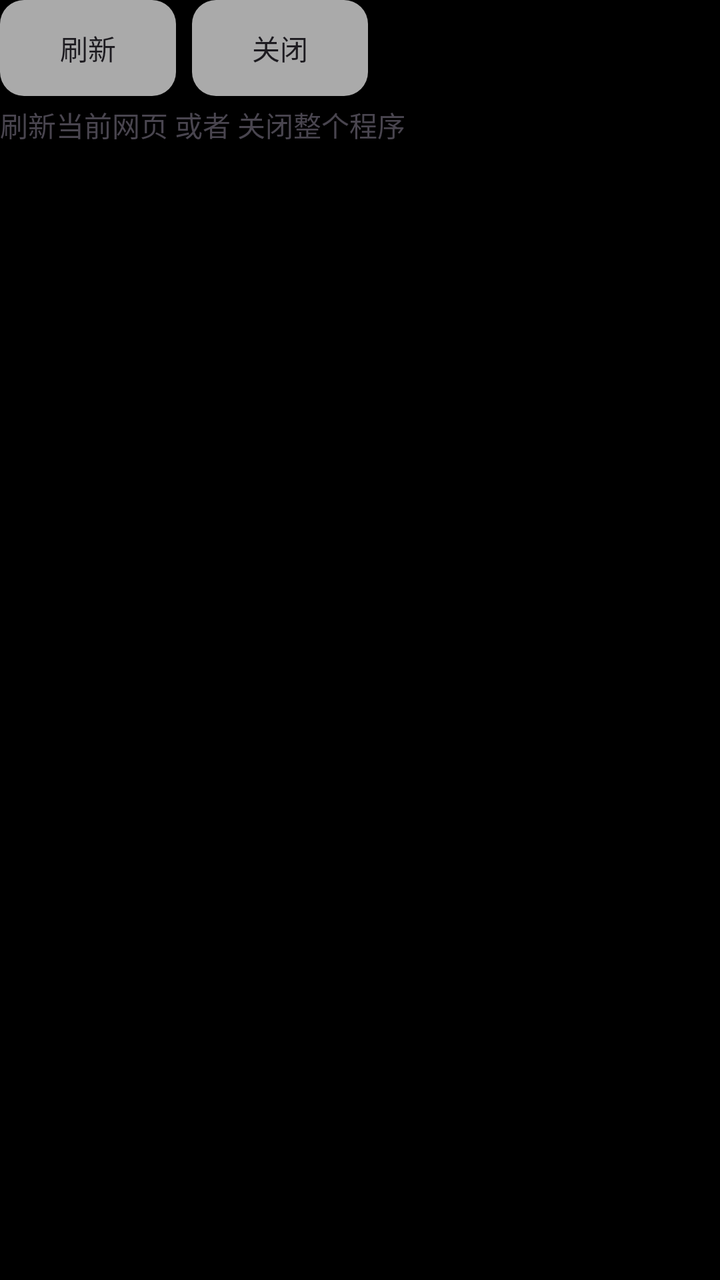
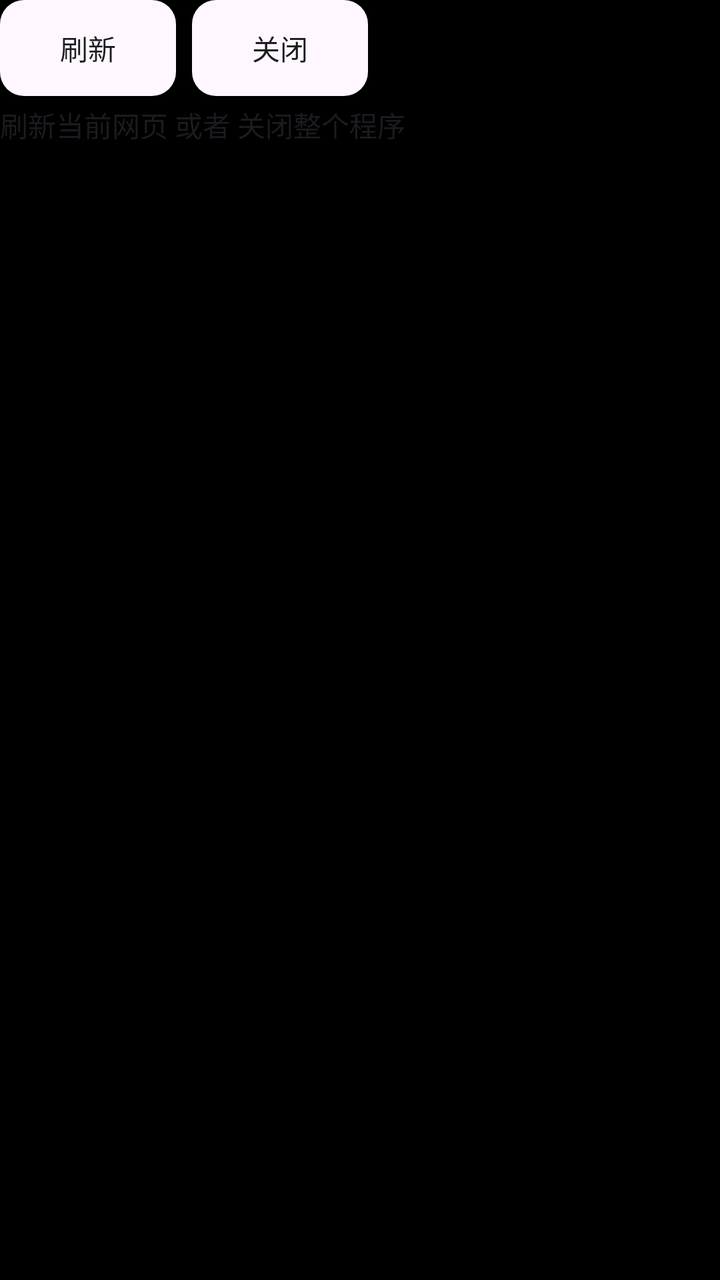

Two renders of the same Android screen: before a commit and after it. Below are the layout's source before the change and the commit's diff.
<!-- AndroidManifest.xml: application theme Theme.Readest -->
<!-- res/layout/notification_big_layout.xml -->
<?xml version="1.0" encoding="utf-8"?>
<LinearLayout xmlns:android="http://schemas.android.com/apk/res/android"
    android:layout_width="match_parent"
    android:layout_height="wrap_content"
    android:orientation="vertical">
    <LinearLayout
        android:orientation="horizontal"
        android:layout_width="match_parent"
        android:layout_height="wrap_content">
        
        <Button
            android:id="@+id/refresh_button"
            android:layout_marginEnd="4dp"
            android:layout_width="wrap_content"
            android:layout_height="match_parent"
            android:background="@drawable/btn_round"
            android:text="刷新"/>
        <Button
            android:layout_marginStart="4dp"
            android:id="@+id/close_button"
            android:layout_width="wrap_content"
            android:layout_height="match_parent"
            android:background="@drawable/btn_round"
            android:text="关闭"/>
    </LinearLayout>
    <TextView
        android:layout_marginTop="4dp"
        android:text="刷新当前网页 或者 关闭整个程序"
        android:gravity="start"
        android:visibility="visible"
        android:layout_width="wrap_content"
        android:layout_height="wrap_content"/>
</LinearLayout>
<!-- resources referenced by this layout -->
<resources>
  <!-- drawable btn_round (drawable) -->
  <?xml version="1.0" encoding="utf-8"?>
  <shape xmlns:android="http://schemas.android.com/apk/res/android"
      android:shape="rectangle">
      <corners android:radius="12dp"/> 
      <solid android:color="@android:color/darker_gray"/>
  </shape>
  <style name="Theme.Readest" parent="Base.Theme.Readest" />
  <style name="Base.Theme.Readest" parent="Theme.Material3.DayNight.NoActionBar">
          
          
          
          
          <item name="android:windowBackground">@drawable/launch_bg</item>
          <item name="android:windowNoTitle">true</item>
          
          <item name="android:statusBarColor">#000000</item>
      </style>
  <!-- drawable launch_bg (drawable) -->
  <?xml version="1.0" encoding="utf-8"?>
  <layer-list xmlns:android="http://schemas.android.com/apk/res/android">
      <item>
          <shape android:shape="rectangle">
              <solid android:color="#000000"/>
          </shape>
      </item>
  </layer-list>
</resources>

<!-- the commit's change to res/layout/notification_big_layout.xml (unified diff, before → after) -->
@@ -9,6 +9,10 @@
         android:layout_height="wrap_content">
         
         <Button
+            android:elevation="0dp"
+            android:translationZ="0dp"
+            android:stateListAnimator="@null"
+            android:textColor="?android:attr/textColorPrimary"
             android:id="@+id/refresh_button"
             android:layout_marginEnd="4dp"
             android:layout_width="wrap_content"
@@ -16,6 +20,10 @@
             android:background="@drawable/btn_round"
             android:text="刷新"/>
         <Button
+            android:elevation="0dp"
+            android:translationZ="0dp"
+            android:stateListAnimator="@null"
+            android:textColor="?android:attr/textColorPrimary"
             android:layout_marginStart="4dp"
             android:id="@+id/close_button"
             android:layout_width="wrap_content"
@@ -24,6 +32,7 @@
             android:text="关闭"/>
     </LinearLayout>
     <TextView
+        android:textColor="?android:attr/textColorPrimary"
         android:layout_marginTop="4dp"
         android:text="刷新当前网页 或者 关闭整个程序"
         android:gravity="start"
<!-- resource entries referenced after the edit -->
@@ -5,7 +5,7 @@
   <shape xmlns:android="http://schemas.android.com/apk/res/android"
       android:shape="rectangle">
       <corners android:radius="12dp"/> 
-      <solid android:color="@android:color/darker_gray"/>
+      <solid android:color="?android:attr/colorBackground"/>
   </shape>
   <style name="Theme.Readest" parent="Base.Theme.Readest" />
   <style name="Base.Theme.Readest" parent="Theme.Material3.DayNight.NoActionBar">
